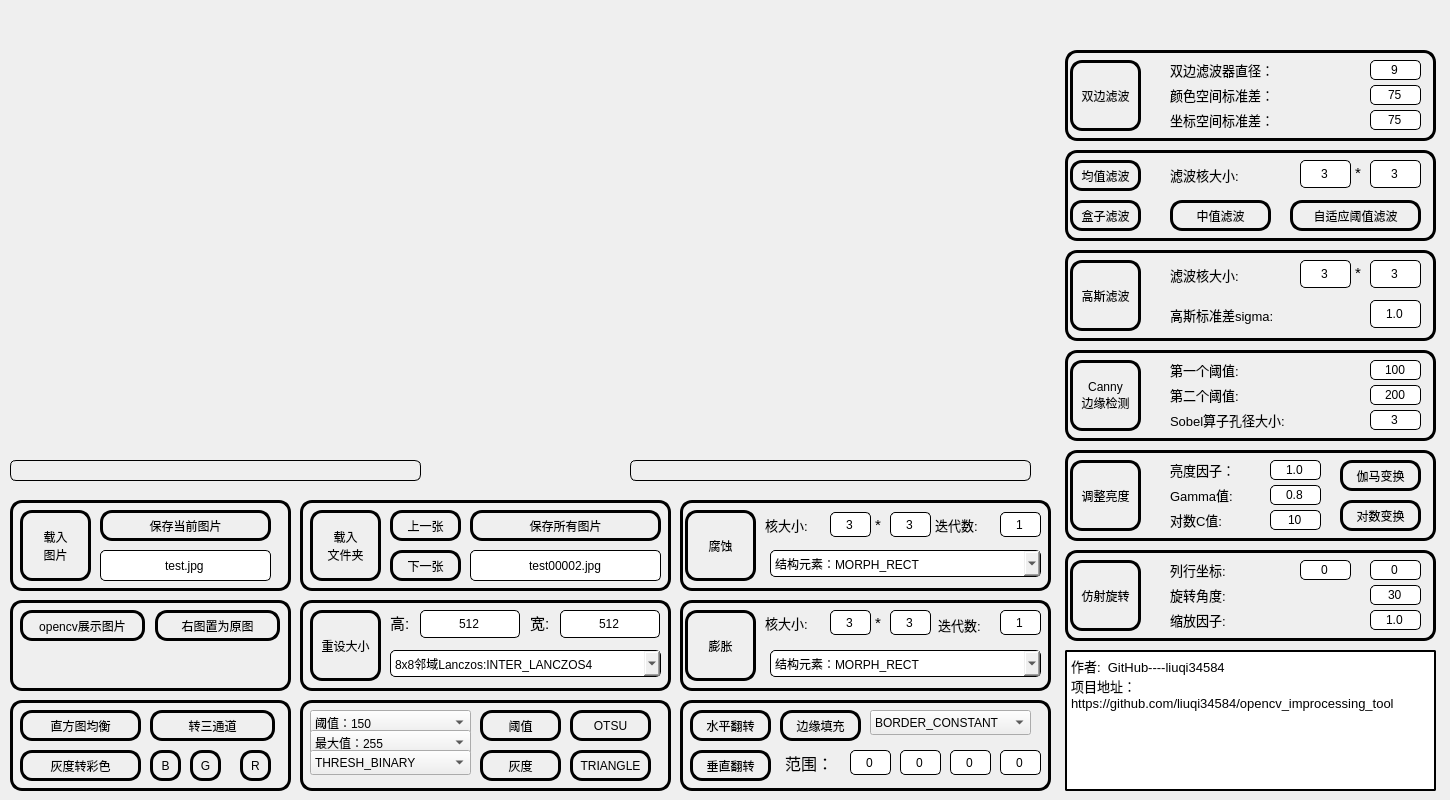
liuqi34584/opencv_improcessing_tool, file imageshow/mainwindow.ui: the form before one commit.
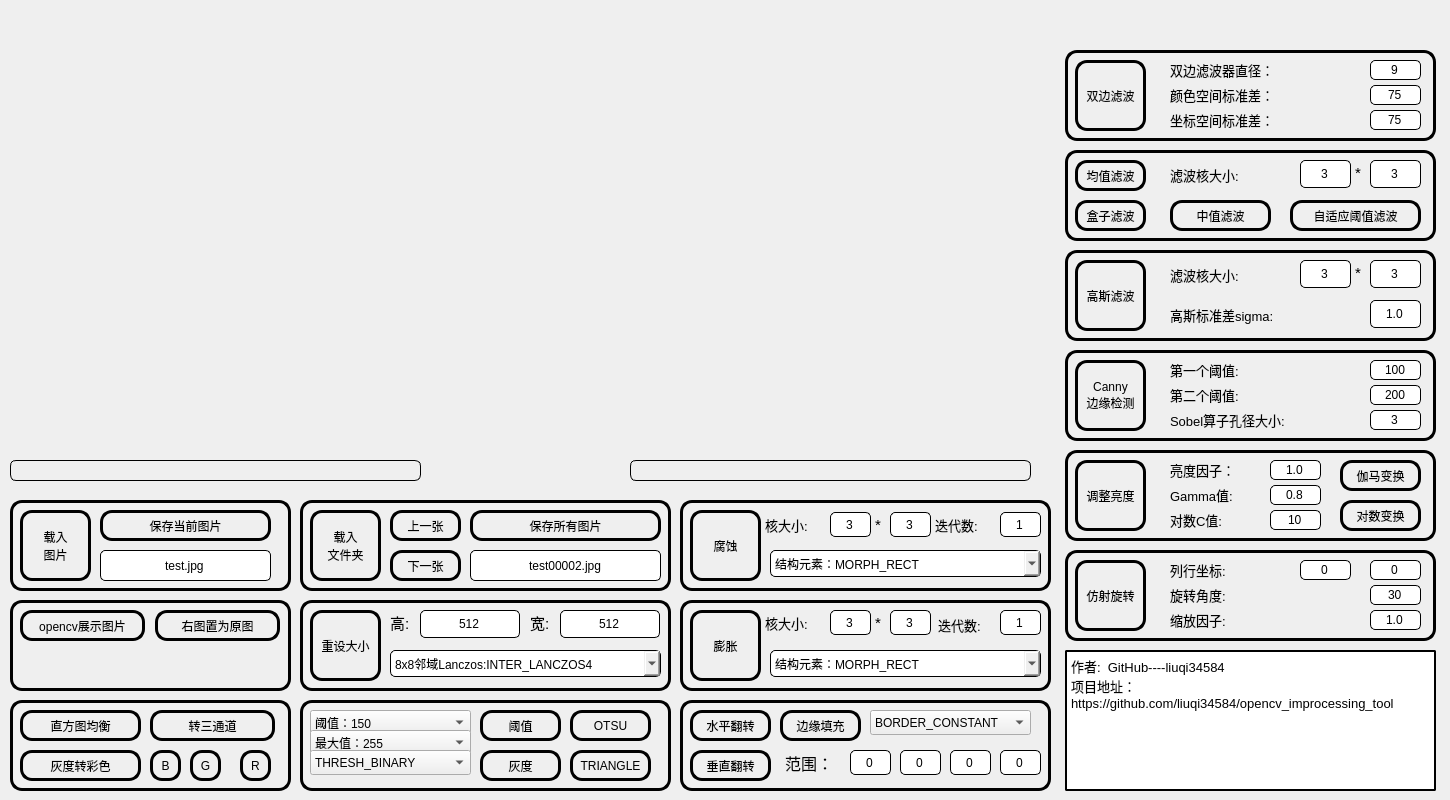
The form after the commit. Icons and pictures are not drawn.

Commit message: 修复V2.4的布局

Patch:
```diff
--- a/imageshow/mainwindow.ui
+++ b/imageshow/mainwindow.ui
@@ -3297,7 +3297,7 @@
    <widget class="QPushButton" name="pB_erode">
     <property name="geometry">
      <rect>
-      <x>685</x>
+      <x>690</x>
       <y>510</y>
       <width>71</width>
       <height>71</height>
@@ -3585,7 +3585,7 @@
    <widget class="QPushButton" name="pB_dilate">
     <property name="geometry">
      <rect>
-      <x>685</x>
+      <x>690</x>
       <y>610</y>
       <width>71</width>
       <height>71</height>
@@ -4195,7 +4195,7 @@
    <widget class="QPushButton" name="pB_blur">
     <property name="geometry">
      <rect>
-      <x>1070</x>
+      <x>1075</x>
       <y>160</y>
       <width>71</width>
       <height>31</height>
@@ -4236,7 +4236,7 @@
    <widget class="QPushButton" name="pB_boxfilter">
     <property name="geometry">
      <rect>
-      <x>1070</x>
+      <x>1075</x>
       <y>200</y>
       <width>71</width>
       <height>31</height>
@@ -4256,7 +4256,7 @@
    <widget class="QPushButton" name="pB_gaussianblur">
     <property name="geometry">
      <rect>
-      <x>1070</x>
+      <x>1075</x>
       <y>260</y>
       <width>71</width>
       <height>71</height>
@@ -4337,7 +4337,7 @@
    <widget class="QPushButton" name="pB_bilateralfilter">
     <property name="geometry">
      <rect>
-      <x>1070</x>
+      <x>1075</x>
       <y>60</y>
       <width>71</width>
       <height>71</height>
@@ -4633,7 +4633,7 @@
    <widget class="QPushButton" name="pB_canny">
     <property name="geometry">
      <rect>
-      <x>1070</x>
+      <x>1075</x>
       <y>360</y>
       <width>71</width>
       <height>71</height>
@@ -4815,7 +4815,7 @@
    <widget class="QPushButton" name="pB_brightened">
     <property name="geometry">
      <rect>
-      <x>1070</x>
+      <x>1075</x>
       <y>460</y>
       <width>71</width>
       <height>71</height>
@@ -4958,7 +4958,7 @@
    <widget class="QPushButton" name="pB_RotationMatrix2D">
     <property name="geometry">
      <rect>
-      <x>1070</x>
+      <x>1075</x>
       <y>560</y>
       <width>71</width>
       <height>71</height>
```
The commit also changes 2 other files.
